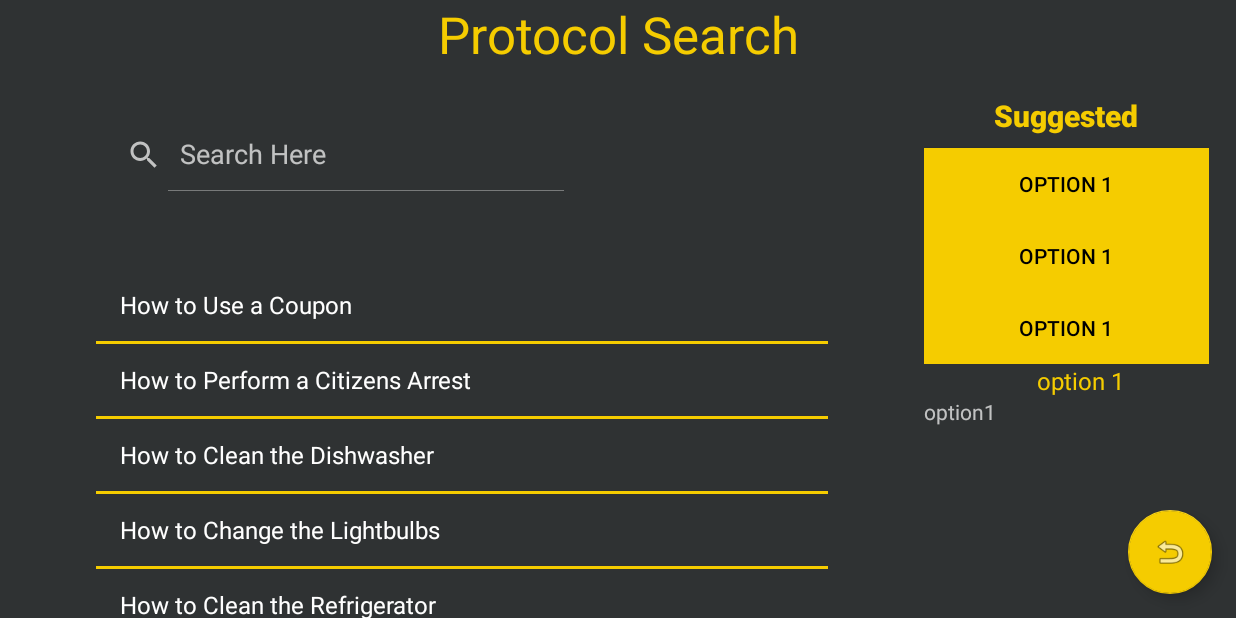
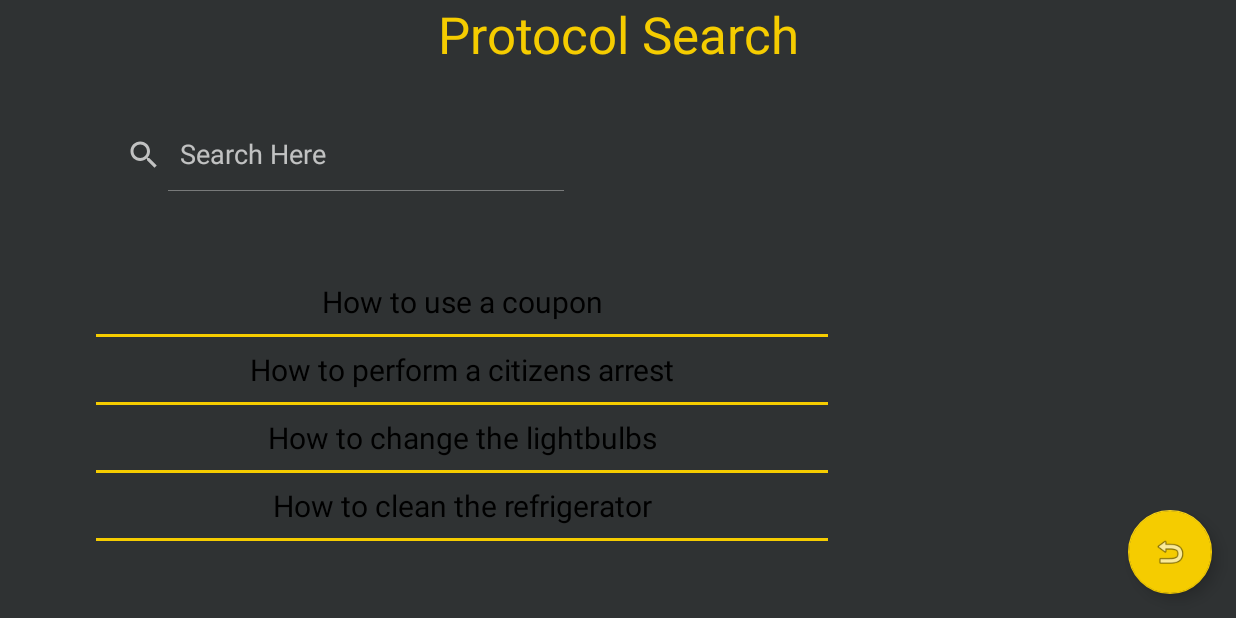
Before and after one commit to CamWhiting12/EmployBee, an Android app: the protocol_page screen opened directly, with no data from a screen before it, on a phone screen of 824 x 412 dp (held sideways). Run offline under Robolectric (Android 15) with nearby library versions, the phone set to English and light mode, and no system bars; our stand-ins replace Room's generated code; 1 statement that could not run was skipped.

Commit message:
fri night

```diff
--- a/app/src/main/java/com/example/employbee/protocol_page.java
+++ b/app/src/main/java/com/example/employbee/protocol_page.java
@@ -1,26 +1,36 @@
 package com.example.employbee;
 
 import androidx.appcompat.app.AppCompatActivity;
+import androidx.room.Room;
 
 import android.annotation.SuppressLint;
+import android.content.Context;
 import android.content.Intent;
 import android.os.Bundle;
 import android.view.View;
 import android.os.Bundle;
+import android.widget.AdapterView;
 import android.widget.ArrayAdapter;
+import android.widget.CheckBox;
 import android.widget.Filter;
 import android.widget.ListView;
 import android.widget.SearchView;
+import android.widget.TextView;
 import android.widget.Toast;
 
 import java.util.ArrayList;
+import java.util.List;
 import java.util.Locale;
 
 public class protocol_page extends AppCompatActivity {
     SearchView searchView;
-    ListView listView;
+    ListView lv;
     ArrayList<String> list;
     ArrayAdapter<String> adapter;
+
+    private ArrayList<Task> tasks;
+    private ProtDatabase db;
+    private Context c;
 
     public void goHome(View view) {
 
@@ -34,29 +44,45 @@ public class protocol_page extends AppCompatActivity {
         super.onCreate(savedInstanceState);
         setContentView(R.layout.activity_protocol_page);
 
+        // Hardcoded adding protocols
+
 
         searchView = (SearchView) findViewById(R.id.searchView);
-        listView = (ListView) findViewById(R.id.lv1);
-        ;
-        list = new ArrayList<>();
-        list.add(getString(R.string.protocol1));
-        list.add(getString(R.string.protocol2));
-        list.add(getString(R.string.protocol3));
-        list.add(getString(R.string.protocol4));
-        list.add(getString(R.string.protocol5));
+        lv = (ListView) findViewById(R.id.lv1);
 
+        db = Room.databaseBuilder(getBaseContext(), ProtDatabase.class, "Protocols").allowMainThreadQueries().build();
+        ProtocolDao protdao = db.protDao();
 
+        protdao.insertTasks(new Protocol("How to use a coupon", "Scan the coupon"));
+        protdao.insertTasks(new Protocol("How to perform a citizens arrest", "I have no idea"));
+        protdao.insertTasks(new Protocol("How to change the lightbulbs", "Screw the lightbulb in"));
+        protdao.insertTasks(new Protocol("How to clean the refrigerator", "With cleaning supplies"));
 
+        List<Protocol> protocols = protdao.getAll();
 
-        adapter = new ArrayAdapter<String>(this, android.R.layout.simple_list_item_1, list);
-        listView.setAdapter(adapter);
+        ArrayAdapter adapter = new ArrayAdapter(getBaseContext(), R.layout.taskrow1, protocols);
+        lv.setAdapter(adapter);
+
+        TextView title = (TextView) findViewById(R.id.titleView);
+        TextView info = (TextView) findViewById(R.id.infoView);
+
+        lv.setOnItemClickListener(new AdapterView.OnItemClickListener() {
+            @Override
+            public void onItemClick(AdapterView<?> parent, View view,int position, long id) {
+                TextView textview = (TextView) lv.getChildAt(position);
+                Protocol p = protocols.get(position);
+
+                title.setText(p.prot);
+                info.setText(p.protInfo);
+            }
+        });
 
         searchView.setOnQueryTextListener(new SearchView.OnQueryTextListener() {
             @Override
             public boolean onQueryTextSubmit(String query) {
                 query = query.toLowerCase(Locale.ROOT);
 
-                if (list.contains(query.toUpperCase(Locale.ROOT))) {
+                if (protocols.contains(query.toUpperCase(Locale.ROOT))) {
                     adapter.getFilter().filter(query);
                 } else {
                     Toast.makeText(protocol_page.this, "No Match found", Toast.LENGTH_LONG).show();
--- a/app/src/main/res/layout-land/activity_main.xml
+++ b/app/src/main/res/layout-land/activity_main.xml
@@ -181,7 +181,6 @@
             android:layout_height="80dp"
             android:layout_weight="2"
             android:background="@color/black"
-            android:onClick="startMap"
             android:text="@string/mapButtonText"
             android:textColor="@color/gold"
             android:textSize="34sp" />
--- a/app/src/main/res/layout-land/activity_protocol_page.xml
+++ b/app/src/main/res/layout-land/activity_protocol_page.xml
@@ -99,43 +99,15 @@
                 app:layout_constraintTop_toTopOf="parent">
 
                 <TextView
-                    android:id="@+id/suggestedProtocol"
+                    android:id="@+id/titleView"
                     android:layout_width="match_parent"
                     android:layout_height="wrap_content"
                     android:layout_marginBottom="8sp"
                     android:fontFamily="sans-serif-black"
-                    android:text="@string/suggested"
                     android:textAlignment="center"
                     android:textColor="@color/gold"
                     android:textSize="20sp"
                     android:textStyle="bold" />
-
-                <Button
-                    android:id="@+id/option1"
-                    android:layout_width="match_parent"
-                    android:layout_height="wrap_content"
-                    android:background="@color/gold"
-                    android:backgroundTint="@color/gold"
-                    android:onClick="goHome"
-                    android:text="@string/option1"
-                    android:textColor="@color/black"
-                    app:rippleColor="@color/gold" />
-
-                <Button
-                    android:id="@+id/option2"
-                    android:layout_width="match_parent"
-                    android:layout_height="wrap_content"
-                    android:background="@color/gold"
-                    android:text="@string/option1"
-                    android:textColor="@color/black" />
-
-                <Button
-                    android:id="@+id/option3"
-                    android:layout_width="match_parent"
-                    android:layout_height="wrap_content"
-                    android:background="@color/gold"
-                    android:text="@string/option1"
-                    android:textColor="@color/black" />
 
             </LinearLayout>
 
@@ -146,21 +118,9 @@
                 android:orientation="vertical">
 
                 <TextView
-                    android:id="@+id/titleView"
-                    android:layout_width="match_parent"
-                    android:layout_height="wrap_content"
-                    android:layout_marginTop="0dp"
-                    android:text="@string/option1"
-                    android:textAlignment="center"
-                    android:textColor="@color/gold"
-                    android:textSize="16sp"
-                    android:typeface="normal" />
-
-                <TextView
                     android:id="@+id/infoView"
                     android:layout_width="match_parent"
-                    android:layout_height="wrap_content"
-                    android:text="option1" />
+                    android:layout_height="wrap_content" />
             </LinearLayout>
 
         </LinearLayout>
```
